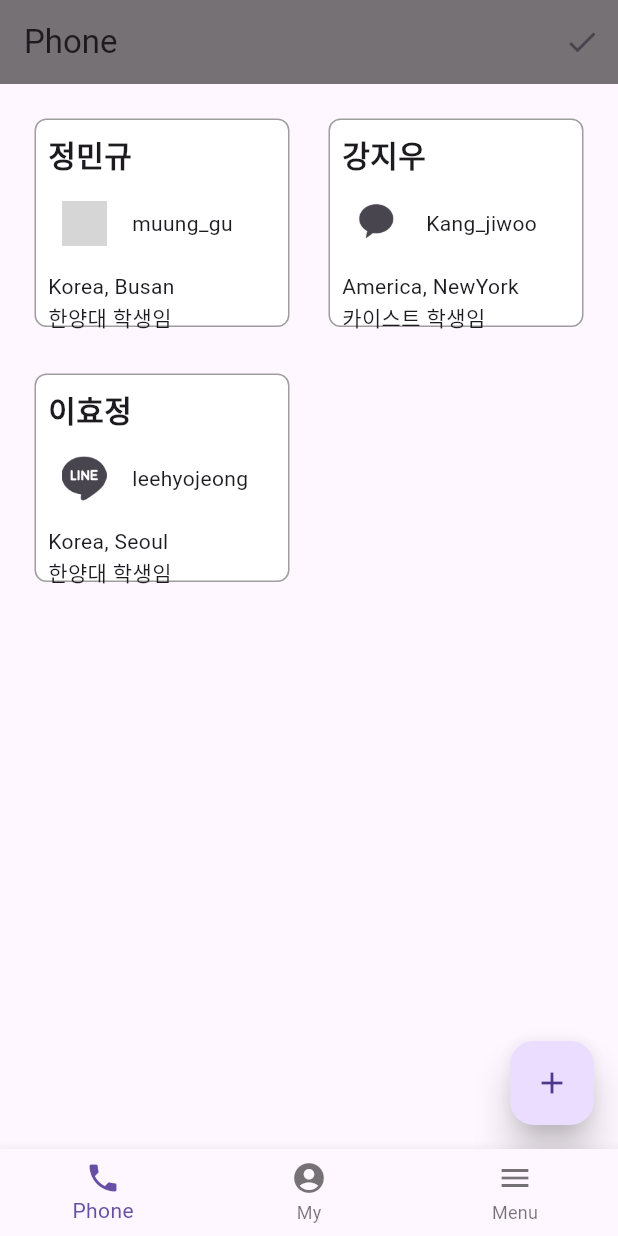
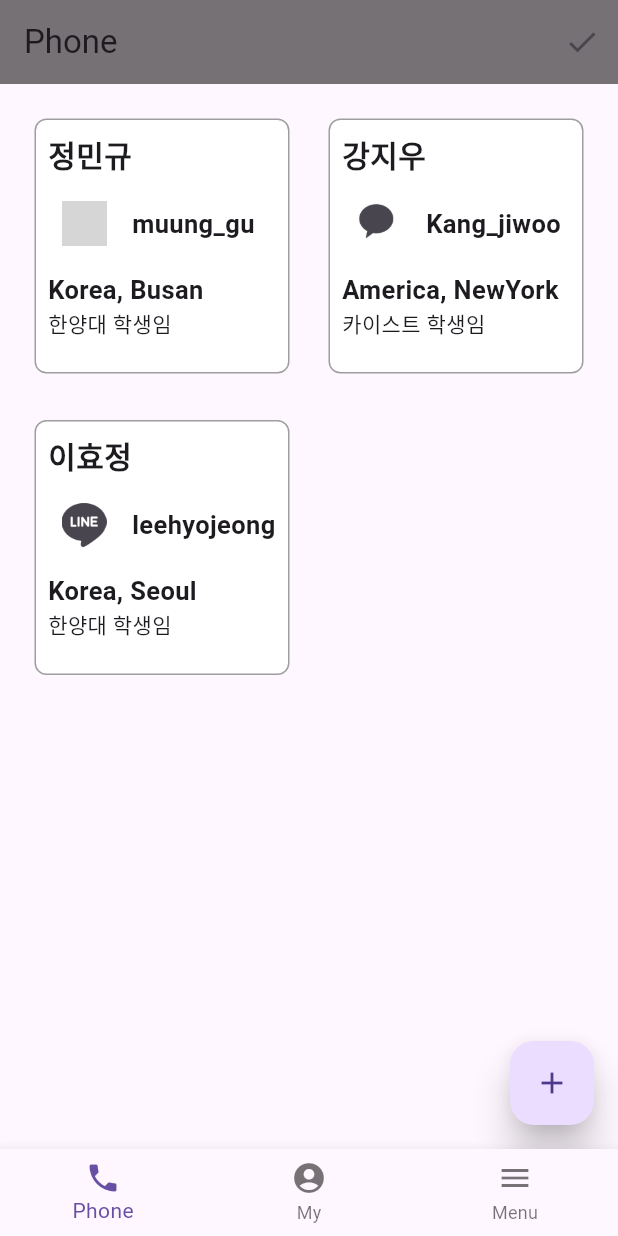
Before and after one commit to alsrb595/mad_camp, a Flutter app: the screen it shows after launch, on a phone screen of 412 x 824 dp. Run offline on Flutter 3.47's test engine with Material 3 defaults, Android fonts, the phone set to English and light mode, and no system bars; our stand-ins replace shared_preferences; grey boxes are pictures that could not be loaded.

Commit message:
Phone_Tab

```diff
--- a/lib/phone_tab.dart
+++ b/lib/phone_tab.dart
@@ -192,7 +192,7 @@ class _PhoneTabState extends State<PT> {
             crossAxisCount: 2,
             crossAxisSpacing: 10,
             mainAxisSpacing: 15,
-            childAspectRatio: 1.2,
+            childAspectRatio: 1.0,
           ),
           itemCount: _contacts.length,
           itemBuilder: (context, index) {
@@ -270,12 +270,24 @@ class _PhoneTabState extends State<PT> {
                         ),
                         SizedBox(width: 8),
                         Expanded(
-                          child: Text(contact.id),
+                          child: Text(
+                              contact.id,
+                          style: TextStyle(
+                            fontWeight: FontWeight.bold,
+                            fontSize: 17.0,
+                          ),
+                        ),
                         ),
                       ],
                     ),
                     SizedBox(height: 8),
-                    Text(contact.location),
+                    Text(
+                      contact.location,
+                      style: TextStyle(
+                        fontWeight: FontWeight.bold,
+                        fontSize: 17.0,
+                      ),
+                    ),
                     Text(contact.character),
                   ],
                 ),
```
